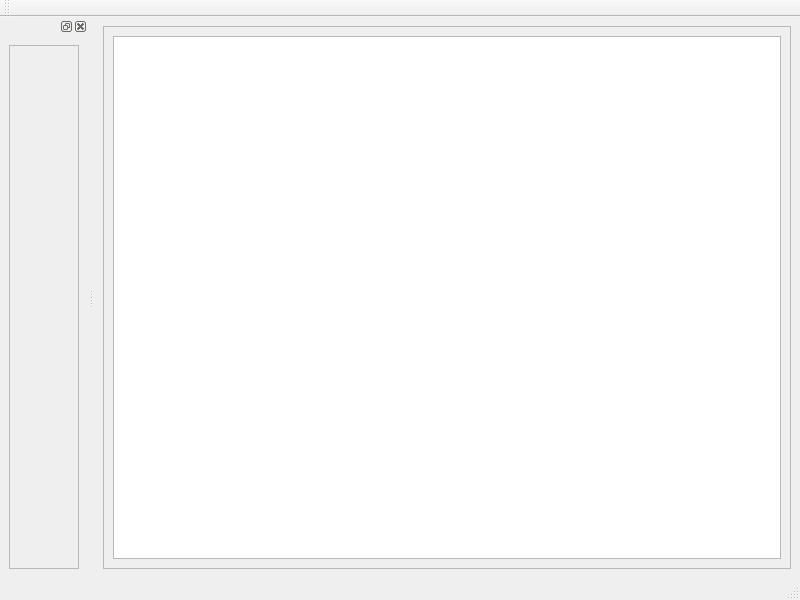
Above: Code/Editor/TamyEditor/renderingpipelineeditor.ui from cccZone/tamy before the change. Below: the same form after it.
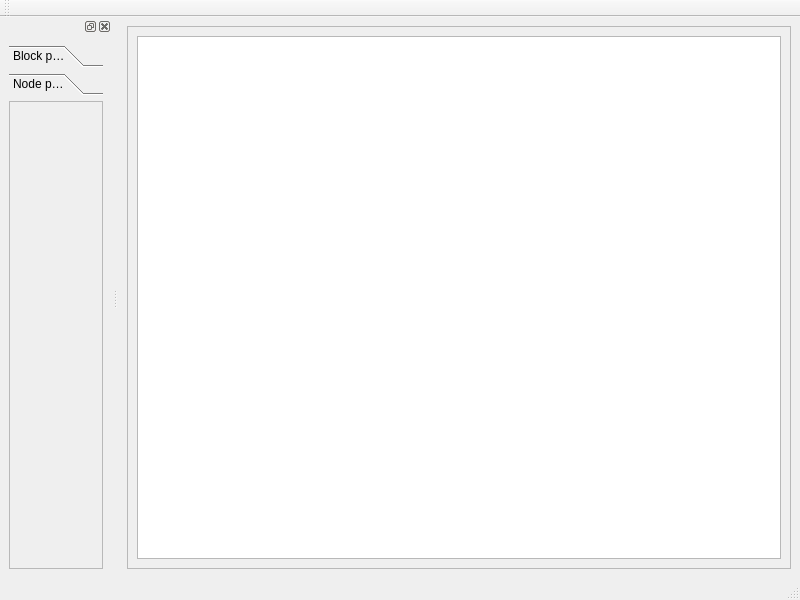
That is the form after the change. The open tabs and pages were chosen to show the change.

Commit message: - managed resource objects and a system of handles to them - fixed a bug in primitive value properties editors, allowing them to edit the values the properties stand for - editing block & node properties in the renderer pipeline editor

```diff
--- a/Code/Editor/TamyEditor/renderingpipelineeditor.ui
+++ b/Code/Editor/TamyEditor/renderingpipelineeditor.ui
@@ -72,19 +72,85 @@
    <widget class="QWidget" name="dockWidgetContents">
     <layout class="QVBoxLayout" name="verticalLayout">
      <item>
-      <widget class="QScrollArea" name="scrollablePropertiesPanel">
-       <property name="widgetResizable">
-        <bool>true</bool>
+      <widget class="QToolBox" name="toolBox">
+       <property name="currentIndex">
+        <number>0</number>
        </property>
-       <widget class="QWidget" name="scrollAreaWidgetContents_2">
+       <widget class="QWidget" name="blockPropertiesPage">
         <property name="geometry">
          <rect>
           <x>0</x>
           <y>0</y>
-          <width>69</width>
-          <height>505</height>
+          <width>71</width>
+          <height>453</height>
          </rect>
         </property>
+        <attribute name="label">
+         <string>Block properties</string>
+        </attribute>
+        <layout class="QVBoxLayout" name="verticalLayout_2">
+         <property name="spacing">
+          <number>0</number>
+         </property>
+         <property name="margin">
+          <number>0</number>
+         </property>
+         <item>
+          <widget class="QScrollArea" name="scrollableBlockPropertiesPanel">
+           <property name="widgetResizable">
+            <bool>true</bool>
+           </property>
+           <widget class="QWidget" name="scrollableBlockPropertiesPanel_2">
+            <property name="geometry">
+             <rect>
+              <x>0</x>
+              <y>0</y>
+              <width>69</width>
+              <height>451</height>
+             </rect>
+            </property>
+           </widget>
+          </widget>
+         </item>
+        </layout>
+       </widget>
+       <widget class="QWidget" name="nodePropertiesPage">
+        <property name="geometry">
+         <rect>
+          <x>0</x>
+          <y>0</y>
+          <width>71</width>
+          <height>453</height>
+         </rect>
+        </property>
+        <attribute name="label">
+         <string>Node properties</string>
+        </attribute>
+        <layout class="QVBoxLayout" name="verticalLayout_3">
+         <property name="spacing">
+          <number>0</number>
+         </property>
+         <property name="margin">
+          <number>0</number>
+         </property>
+         <item>
+          <widget class="QScrollArea" name="scrollableNodePropertiesPanel">
+           <property name="widgetResizable">
+            <bool>true</bool>
+           </property>
+           <widget class="QWidget" name="scrollableNodePropertiesPanel_2">
+            <property name="geometry">
+             <rect>
+              <x>0</x>
+              <y>0</y>
+              <width>69</width>
+              <height>451</height>
+             </rect>
+            </property>
+           </widget>
+          </widget>
+         </item>
+        </layout>
        </widget>
       </widget>
      </item>
```
The commit also changes 43 other files.
